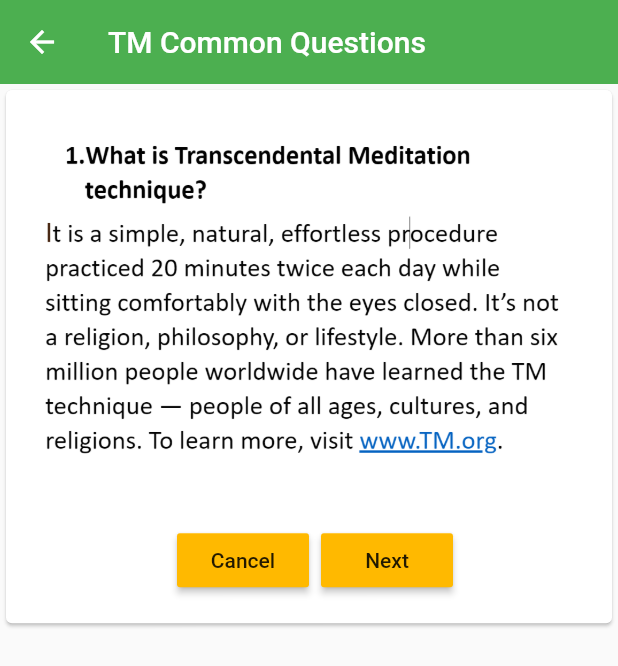
After one commit to qduong99/tm, a Flutter app: the AppHomePageMainContainer screen opened directly, tab 3 chosen, after a tap on "1. What is Transcendental Meditation tec", on a phone screen of 412 x 824 dp. The commit adds this screen. Shown: the top 666 px of the screen. Run offline on Flutter 3.47's test engine with Material 2 defaults, Android fonts, the phone set to English and light mode, and no system bars; missing offline and left inert: flutter_youtube; Roboto replaces fonts that are missing (Montserrat).

Commit message:
TM common QAs.

```diff
--- /dev/null
+++ b/lib/src/page/TMQuestionDetailPage.dart
@@ -0,0 +1,162 @@
+import 'dart:collection';
+
+import 'package:TM/src/common/widget/TMImage.dart';
+import 'package:TM/src/theme.dart';
+import 'package:flutter/material.dart';
+
+class TMQuestionDetailPage extends StatefulWidget {
+  final int id;
+
+  TMQuestionDetailPage(this.id);
+
+  @override
+  _TMQuestionDetailPageState createState() => _TMQuestionDetailPageState();
+}
+
+class _TMQuestionDetailPageState extends State<TMQuestionDetailPage> {
+  @override
+  Widget build(BuildContext context) {
+    return Scaffold(
+      appBar: AppBar(
+        title: Row(children: <Widget>[
+          Text("TM Common Questions"),
+        ]),
+      ),
+      body: CustomMainPage(widget.id),
+    );
+  }
+}
+
+class CustomMainPage extends StatefulWidget {
+  final int id;
+
+  CustomMainPage(this.id);
+
+  @override
+  _CustomMainPageState createState() => _CustomMainPageState();
+}
+
+class _CustomMainPageState extends State<CustomMainPage> {
+  Map<int, List<String>> images = new HashMap();
+
+  final _formKey = GlobalKey<FormState>();
+
+  bool _btnNext = true;
+  bool _btnCancel = true;
+
+  _disableButton() {
+    _setButton(false);
+  }
+
+  _enableButton() {
+    _setButton(true);
+  }
+
+  _setButton(bool enable) {
+    setState(() {
+      _btnCancel = enable;
+      _btnNext = enable;
+    });
+  }
+
+  @override
+  initState() {
+    super.initState();
+    images[1] = ["tm/1.png"];
+    images[2] = ["tm/2.png","tm/2-1.png"];
+    images[3] = ["tm/3.png"];
+    images[4] = ["tm/4.png"];
+    images[5] = ["tm/5.png"];
+    images[6] = ["tm/6.png","tm/6-1.png"];
+    images[7] = ["tm/7.png"];
+    images[8] = ["tm/8.png"];
+    images[9] = ["tm/9.png"];
+    images[10] = ["tm/10.png"];
+  }
+
+  _build() {
+    List<Widget> result = [];
+    List<String> principalImages = images[widget.id];
+    for (String imagePath in principalImages) {
+      result.add(new TMImage(image: imagePath));
+      result.add(SizedBox(height: 8));
+    }
+    return ListView(
+      shrinkWrap: true,
+      physics: NeverScrollableScrollPhysics(),
+      children: result,
+    );
+  }
+
+  @override
+  Widget build(BuildContext context) {
+    return SingleChildScrollView(
+      child: Form(
+        key: _formKey,
+        child: Scrollbar(
+          child: Column(
+            children: [
+              Card(
+                child: SingleChildScrollView(
+                  padding: EdgeInsets.all(16),
+                  child: ConstrainedBox(
+                    constraints: BoxConstraints(maxWidth: 400),
+                    child: Column(
+                      mainAxisAlignment: MainAxisAlignment.center,
+                      crossAxisAlignment: CrossAxisAlignment.center,
+                      children: <Widget>[
+                        // UnloadBy(),
+                        SizedBox(height: 8),
+                        _build(),
+                        Padding(
+                          padding: const EdgeInsets.symmetric(vertical: 2.0),
+                          child: Row(
+                            mainAxisAlignment: MainAxisAlignment.center,
+                            crossAxisAlignment: CrossAxisAlignment.center,
+                            children: [
+                              SizedBox(
+                                width: 8,
+                              ),
+                              RaisedButton(
+                                color: _btnCancel ? appTheme.accentColor : Colors.grey,
+                                onPressed: _btnCancel
+                                    ? () {
+                                        Navigator.of(context).pop(true);
+                                      }
+                                    : null,
+                                child: Text('Cancel'),
+                              ),
+                              SizedBox(
+                                width: 8,
+                              ),
+                              RaisedButton(
+                                color: _btnNext ? appTheme.accentColor : Colors.grey,
+                                onPressed: _btnNext
+                                    ? () {
+                                        _onNext();
+                                      }
+                                    : null,
+                                child: Text('Next'),
+                              ),
+                            ],
+                          ),
+                        ),
+                      ],
+                    ),
+                  ),
+                ),
+              ),
+            ],
+          ),
+        ),
+      ),
+    );
+  }
+
+  Future<void> _onNext() async {
+    _disableButton();
+    try {} catch (ex) {} finally {
+      _enableButton();
+    }
+  }
+}
--- a/lib/src/page/home/tabs/TMQuestionsTab.dart
+++ b/lib/src/page/home/tabs/TMQuestionsTab.dart
@@ -1,6 +1,6 @@
 import 'package:TM/src/page/PrincipalDetailPage.dart';
+import 'package:TM/src/page/TMQuestionDetailPage.dart';
 import 'package:flutter/material.dart';
-
 import '../../../common/widget/ItemIcon.dart';
 
 class TMQuestionsTab extends StatefulWidget {
@@ -20,28 +20,34 @@ class _TMQuestionsTabState extends State<TMQuestionsTab> {
         padding: const EdgeInsets.all(8),
         child: GridView.count(
           //to avoid scrolling conflict with the dragging sheet
-          physics: NeverScrollableScrollPhysics(),
+          // physics: NeverScrollableScrollPhysics(),
           padding: const EdgeInsets.all(0),
           crossAxisCount: 3,
           mainAxisSpacing: 6,
           crossAxisSpacing: 6,
           shrinkWrap: true,
           children: <Widget>[
-            ItemIcon(text: Text('TM Questions'), iconData: Icons.check_box, onTap: _onGIPlanned),
-            ItemIcon(text: Text('TM Resources'), iconData: Icons.check_box, onTap: (){
-              _onGIPlanned();
-            }),
+            ItemIcon(text: Text('1. What is Transcendental Meditation technique? '), iconData: Icons.check_box, onTap:() {_onTab(1);}),
+            ItemIcon(text: Text('2. What happen when you meditate? '), iconData: Icons.check_circle, onTap:() {_onTab(2);}),
+            ItemIcon(text: Text('3. How do you meditate? '), iconData: Icons.check_circle, onTap:() {_onTab(3);}),
+            ItemIcon(text: Text('4. Where did the TM technique come from? '), iconData: Icons.check_circle, onTap:() {_onTab(4);}),
+            ItemIcon(text: Text('5. How much research has been done on TM technique? '), iconData: Icons.check_circle, onTap:() {_onTab(5);}),
+            ItemIcon(text: Text('6. How is the TM technique different from other forms of meditation? '), iconData: Icons.check_circle, onTap:() {_onTab(6);}),
+            ItemIcon(text: Text('7. What if I practice another mediation technique? '), iconData: Icons.check_circle, onTap:() {_onTab(7);}),
+            ItemIcon(text: Text('8. Can I learn TM from a book or video? '), iconData: Icons.check_circle, onTap:() {_onTab(8);}),
+            ItemIcon(text: Text('9. What if I’m not good at controlling my mind? '), iconData: Icons.check_circle, onTap:() {_onTab(9);}),
+            ItemIcon(text: Text('10. What if I’m skeptical? '), iconData: Icons.check_circle, onTap:() {_onTab(10);}),
           ],
         ),
       ),
     );
   }
 
-  void _onGIPlanned() async {
+  void _onTab(int id) async {
     Navigator.of(context).push(
       MaterialPageRoute(
         builder: (BuildContext context) {
-          return PrincipalDetailPage(1);
+          return TMQuestionDetailPage(id);
         },
       ),
     );
```
Also changed, not shown: assets/images/tm/1.png (added), assets/images/tm/10.png (added), assets/images/tm/2-1.png (added), assets/images/tm/2.png (added), assets/images/tm/3.png (added), assets/images/tm/4.png (added), assets/images/tm/5.png (added), assets/images/tm/6-1.png (added), assets/images/tm/6.png (added), assets/images/tm/7.png (added), assets/images/tm/8.png (added), assets/images/tm/9.png (added).
